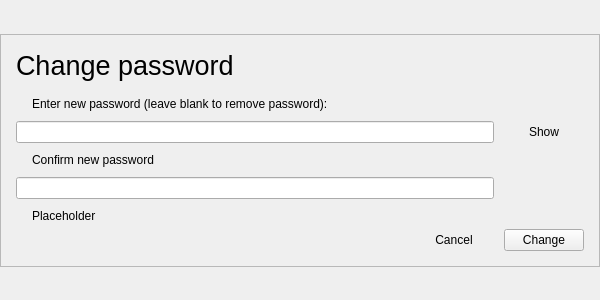
The window that src/gui/updatepassword.ui (someretical/TheoreticalDiary) describes before a commit, drawn with Qt 5.
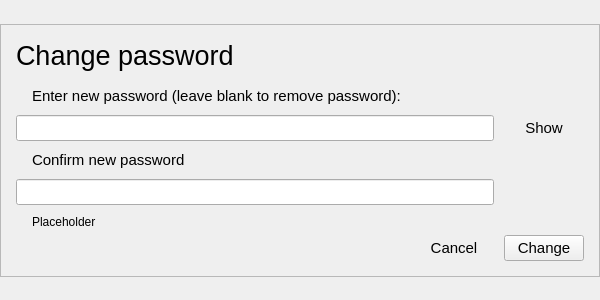
The same window after the commit.

Patch:
```diff
--- a/src/gui/updatepassword.ui
+++ b/src/gui/updatepassword.ui
@@ -81,6 +81,11 @@
         </property>
         <item row="0" column="1">
          <widget class="QPushButton" name="cancel_button">
+          <property name="font">
+           <font>
+            <pointsize>11</pointsize>
+           </font>
+          </property>
           <property name="cursor">
            <cursorShape>PointingHandCursor</cursorShape>
           </property>
@@ -97,6 +102,11 @@
         </item>
         <item row="0" column="2">
          <widget class="QPushButton" name="change_button">
+          <property name="font">
+           <font>
+            <pointsize>11</pointsize>
+           </font>
+          </property>
           <property name="cursor">
            <cursorShape>PointingHandCursor</cursorShape>
           </property>
@@ -149,6 +159,11 @@
         </property>
         <item row="1" column="2">
          <widget class="QPushButton" name="show_button">
+          <property name="font">
+           <font>
+            <pointsize>11</pointsize>
+           </font>
+          </property>
           <property name="cursor">
            <cursorShape>PointingHandCursor</cursorShape>
           </property>
@@ -165,6 +180,11 @@
         </item>
         <item row="2" column="1">
          <widget class="QLabel" name="label_2">
+          <property name="font">
+           <font>
+            <pointsize>11</pointsize>
+           </font>
+          </property>
           <property name="text">
            <string>Confirm new password</string>
           </property>
@@ -175,6 +195,11 @@
         </item>
         <item row="1" column="1">
          <widget class="QLineEdit" name="password">
+          <property name="font">
+           <font>
+            <pointsize>11</pointsize>
+           </font>
+          </property>
           <property name="maxLength">
            <number>256</number>
           </property>
@@ -185,6 +210,11 @@
         </item>
         <item row="3" column="1">
          <widget class="QLineEdit" name="password2">
+          <property name="font">
+           <font>
+            <pointsize>11</pointsize>
+           </font>
+          </property>
           <property name="maxLength">
            <number>256</number>
           </property>
@@ -195,6 +225,11 @@
         </item>
         <item row="0" column="1">
          <widget class="QLabel" name="label">
+          <property name="font">
+           <font>
+            <pointsize>11</pointsize>
+           </font>
+          </property>
           <property name="text">
            <string>Enter new password (leave blank to remove password):</string>
           </property>
```
